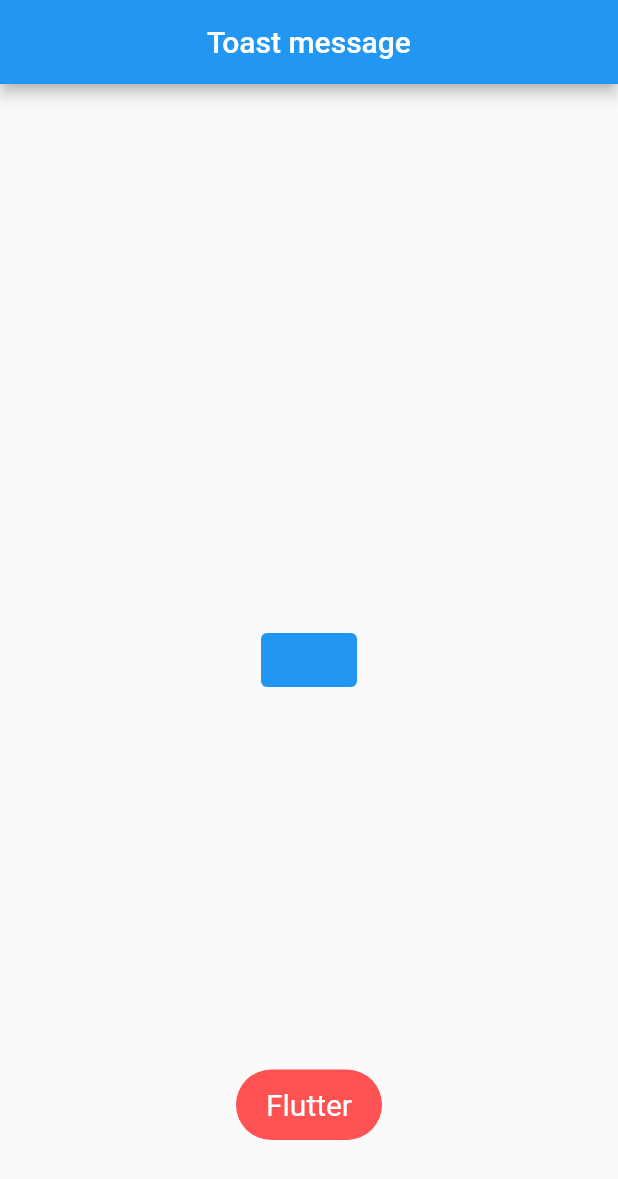
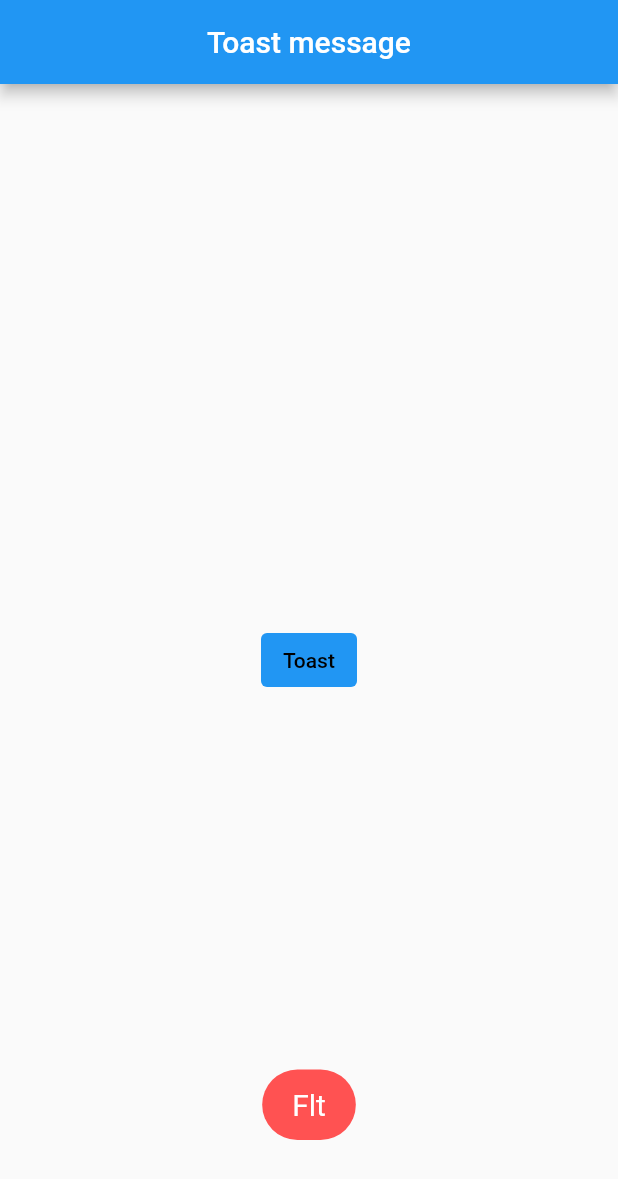
Before and after one commit to ekkk1126/flutter-study, a Flutter app: the screen it shows after launch, after a tap on "Toast", on a phone screen of 412 x 824 dp. Shown: the top 1179 px of the screen. Run offline on Flutter 3.47's test engine with Material 2 defaults, Android fonts, the phone set to English and light mode, and no system bars; our stand-ins replace fluttertoast.

Commit message:
mild1 26~27

```diff
--- a/chef/basic/lib/main.dart
+++ b/chef/basic/lib/main.dart
@@ -8,11 +8,10 @@
 
   @override
   Widget build(BuildContext context) {
-    return MaterialApp(
+    return const MaterialApp(
       debugShowCheckedModeBanner: false,
-      title: 'Appbar',
-      theme: ThemeData(primarySwatch: Colors.blue),
-      home: const MyPage(),
+      title: 'Toast',
+      home: MyPage(),
     );
   }
 }
@@ -25,17 +24,21 @@
     return Scaffold(
       appBar: AppBar(
         title: const Text('Toast message'),
+        backgroundColor: Colors.blue,
         centerTitle: true,
       ),
       body: Center(
         child: TextButton(
+          onPressed: () {
+            flutterToast();
+          },
           style: ButtonStyle(
             backgroundColor: MaterialStateProperty.all(Colors.blue),
           ),
-          onPressed: () {
-            flutterToast();
-          },
-          child: const Text('Toast'),
+          child: const Text(
+            'Toast',
+            style: TextStyle(color: Colors.black),
+          ),
         ),
       ),
     );
@@ -44,7 +47,7 @@
 
 void flutterToast() {
   Fluttertoast.showToast(
-    msg: 'Flutter',
+    msg: 'Flt',
     gravity: ToastGravity.BOTTOM,
     backgroundColor: Colors.redAccent,
     fontSize: 20.0,
```
Also changed, not shown: chef/basic/lib/patch.dart (added, +101 -0 lines), 1 other file.
